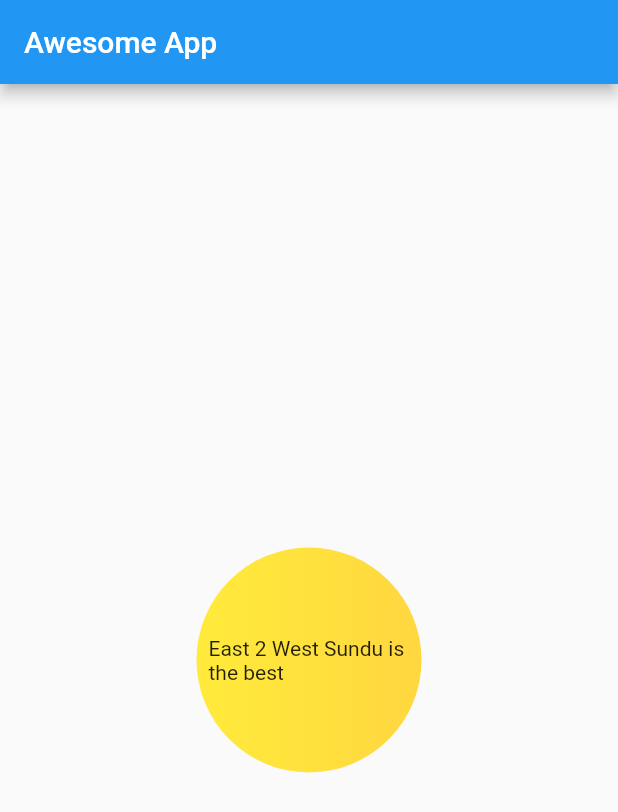
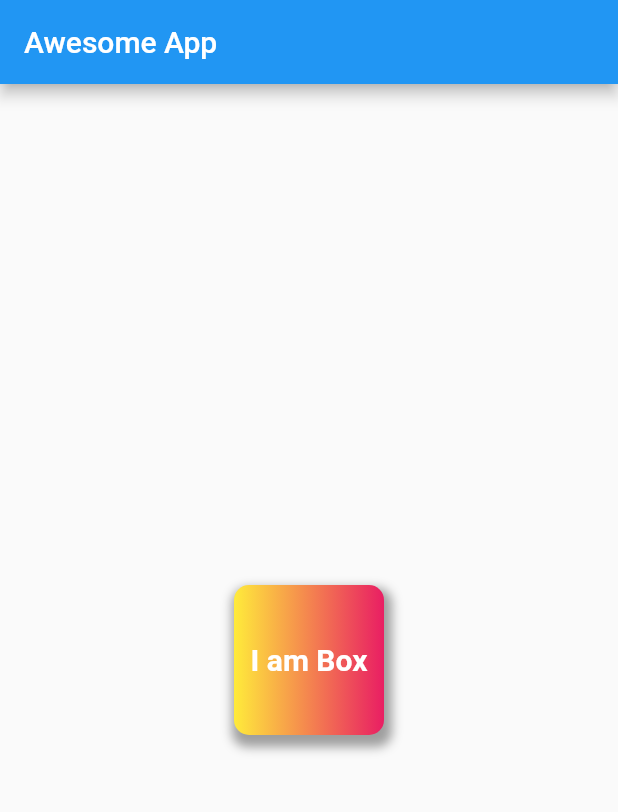
Before and after one commit to AnshulGemini/master, a Flutter app: the screen it shows after launch, on a phone screen of 412 x 824 dp. Shown: the top 812 px of the screen. Run offline on Flutter 3.47's test engine with Material 2 defaults, Android fonts, the phone set to English and light mode, and no system bars; missing offline and left inert: dart:html.

Commit message:
chapter 2 completed

```diff
--- a/lib/main.dart
+++ b/lib/main.dart
@@ -1,3 +1,5 @@
+import 'dart:html';
+
 import 'package:flutter/material.dart';
 import 'package:flutter/cupertino.dart';
 
@@ -19,20 +21,36 @@ class HomePage extends StatelessWidget {
         title: Text("Awesome App"),
       ),
       body: Center(
-        child:Container(
-          padding:const EdgeInsets.all(8),
+        child: Container(
+          padding: const EdgeInsets.all(8),
           alignment: Alignment.center,
 
+          height: 100,
+          width: 100,
           decoration: BoxDecoration(
-            shape: BoxShape.circle,
             color: Colors.teal,
-            gradient: LinearGradient(colors: [Colors.yellow,Colors.amberAccent],)
+            boxShadow: [BoxShadow(
+              color: Colors.grey,
+              blurRadius: 5,
+              spreadRadius: 3,
+              offset: Offset(2.0,5.0)
+              )],
+            gradient: LinearGradient(colors: [Colors.yellow,Colors.pink]),
+            //shape: BoxShape.circle
+            borderRadius: BorderRadius.circular(10),
+
           ),
-          width: 150,
-          height: 150,
-          child: Text("East 2 West Sundu is the best"),
-        ),
-      ),
+          child: Text(
+            "I am Box",
+            style: TextStyle(
+             fontWeight: FontWeight.bold,
+             color: Colors.white,
+             fontSize: 20
+            ),
+            ),
+        )
+      )
+
     );
   }
 }
```
